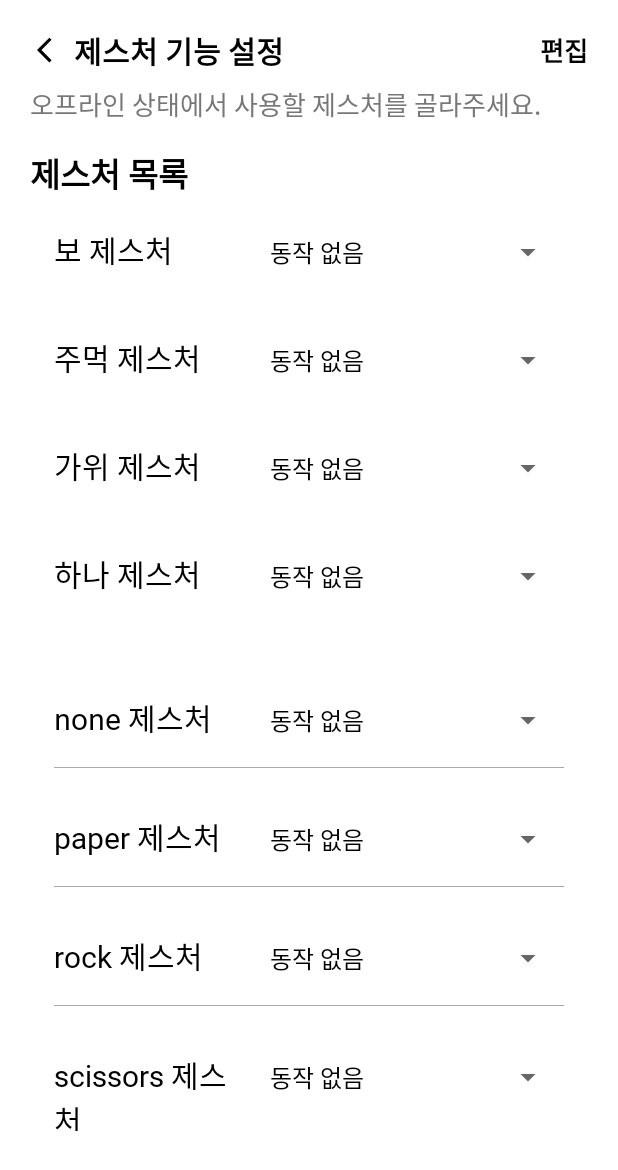
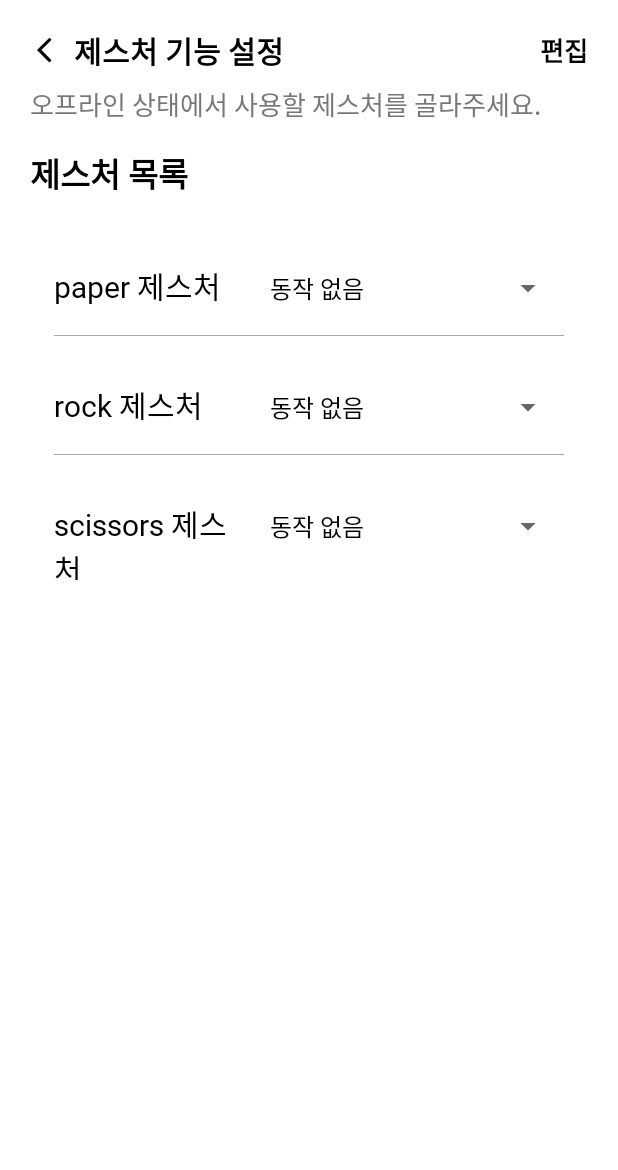
Before and after one commit to sangwoo4/gesture, an Android app built with Jetpack Compose: the GestureSettingFragment screen opened through its navigation route, on a phone screen of 412 x 824 dp. Shown: the top 1170 px of the screen. Run offline under Robolectric (Android 15) with nearby library versions, the phone set to English and light mode, and no system bars; libraries missing offline, so code that uses them is left out: org.tensorflow.lite; Roboto replaces fonts that are not available here.

Commit message:
제스처-기능 매핑 완료

```diff
--- a/android/app/src/main/java/com/square/aircommand/MainActivity.kt
+++ b/android/app/src/main/java/com/square/aircommand/MainActivity.kt
@@ -5,6 +5,8 @@ import androidx.appcompat.app.AppCompatActivity
 import androidx.navigation.fragment.NavHostFragment
 
 import com.square.aircommand.utils.ModelStorageManager
+
+// TODO: 상단 바에서 사용중 키고 끌 수 잇게 추가하자
 
 class MainActivity : AppCompatActivity() {
     override fun onCreate(savedInstanceState: Bundle?) {
--- a/android/app/src/main/java/com/square/aircommand/camera/CameraScreenTest.kt
+++ b/android/app/src/main/java/com/square/aircommand/camera/CameraScreenTest.kt
@@ -105,7 +105,7 @@ fun CameraScreenTest(
                 modifier = Modifier
                     .align(Alignment.TopCenter)
                     .padding(top = 32.dp),
-                color = Color.White,
+                color = Color.Black,
                 fontSize = 20.sp,
                 fontWeight = FontWeight.Bold
             )
--- a/android/app/src/main/java/com/square/aircommand/screens/GestureSettingFragment.kt
+++ b/android/app/src/main/java/com/square/aircommand/screens/GestureSettingFragment.kt
@@ -12,9 +12,9 @@ import com.square.aircommand.databinding.FragmentGestureSettingBinding
 import com.square.aircommand.gesture.GestureAction
 
 /**
- * 사용자가 제스처와 기능(GestureAction)을 매핑할 수 있는 화면
- * - 기본 제스처(PAPER, ROCK, SCISSORS, ONE)는 고정 Spinner 제공
- * - 사용자 학습 제스처는 gesture_labels.json 기반으로 동적으로 생성
+ * 제스처 기능 설정 화면 (GestureSettingFragment)
+ * - gesture_labels.json 파일에서 제스처 목록을 불러옴
+ * - NONE 및 UNKNOWN만 제외하고 모든 제스처 표시
  */
 class GestureSettingFragment : Fragment() {
 
@@ -26,7 +26,8 @@ class GestureSettingFragment : Fragment() {
 
     private lateinit var gestureLabelMapper: GestureLabelMapper
 
-    private val defaultGestures = listOf("PAPER", "ROCK", "SCISSORS", "ONE")
+    // 제외할 기본 제스처
+    private val excludedLabels = listOf("NONE", "UNKNOWN")
 
     override fun onCreateView(
         inflater: LayoutInflater, container: ViewGroup?,
@@ -44,33 +45,28 @@ class GestureSettingFragment : Fragment() {
         val options = resources.getStringArray(R.array.gesture_action_options)
         val noneDisplay = GestureAction.NONE.displayName
 
-        // ✅ 1. 기본 제스처 Spinner 연결
-        setupSpinner(binding.spinnerPaper, "PAPER", prefs.getString("gesture_paper_action", noneDisplay) ?: noneDisplay, "gesture_paper_action", options)
-        setupSpinner(binding.spinnerRock, "ROCK", prefs.getString("gesture_rock_action", noneDisplay) ?: noneDisplay, "gesture_rock_action", options)
-        setupSpinner(binding.spinnerScissors, "SCISSORS", prefs.getString("gesture_scissors_action", noneDisplay) ?: noneDisplay, "gesture_scissors_action", options)
-        setupSpinner(binding.spinnerOne, "ONE", prefs.getString("gesture_one_action", noneDisplay) ?: noneDisplay, "gesture_one_action", options)
-
-        // ✅ 2. 사용자 학습 제스처만 UI 추가
-        val userGestures = gestureLabelMapper.getAllLabels().values
-            .filter { it !in defaultGestures }
+        // ✅ 모든 제스처에서 NONE, UNKNOWN 제외
+        val allGestures = gestureLabelMapper.getAllLabels().values
+            .filter { it.uppercase() !in excludedLabels }
             .sorted()
 
-        for (label in userGestures) {
+        for (label in allGestures) {
             val (rowLayout, spinner) = createGestureRow(label)
             binding.customGestureContainer.addView(rowLayout)
 
-            val savedValue = prefs.getString("gesture_${label.lowercase()}_action", noneDisplay) ?: noneDisplay
-            setupSpinner(spinner, label, savedValue, "gesture_${label.lowercase()}_action", options)
+            val prefsKey = "gesture_${label.lowercase()}_action"
+            val savedValue = prefs.getString(prefsKey, noneDisplay) ?: noneDisplay
+            setupSpinner(spinner, label, savedValue, prefsKey, options)
         }
 
-        // 🔙 뒤로가기
+        // 🔙 뒤로가기 버튼 처리
         binding.backButton.setOnClickListener {
             parentFragmentManager.popBackStack()
         }
     }
 
     /**
-     * Spinner와 기능 연결 설정
+     * Spinner UI 설정 및 SharedPreferences 저장 처리
      */
     private fun setupSpinner(
         spinner: Spinner,
@@ -90,17 +86,16 @@ class GestureSettingFragment : Fragment() {
             it.setDropDownViewResource(R.layout.spinner_text)
         }
 
+        // 초기 선택값 설정
         spinner.setSelection(options.indexOf(initialValue).coerceAtLeast(0))
 
-        GestureAction.entries.firstOrNull { it.displayName == initialValue }?.let { action ->
-            if (action != GestureAction.NONE) selectedActions[label] = action
-        }
-
+        // 선택 항목에 따라 SharedPreferences 저장
         spinner.onItemSelectedListener = object : AdapterView.OnItemSelectedListener {
             override fun onItemSelected(parent: AdapterView<*>?, view: View?, position: Int, id: Long) {
                 val selectedDisplayName = options[position]
-                val selectedAction = GestureAction.entries.firstOrNull { it.displayName == selectedDisplayName }
-                    ?: GestureAction.NONE
+                val selectedAction = GestureAction.entries.firstOrNull {
+                    it.displayName == selectedDisplayName
+                } ?: GestureAction.NONE
 
                 prefs.edit().putString(prefsKey, selectedDisplayName).apply()
 
@@ -116,7 +111,7 @@ class GestureSettingFragment : Fragment() {
     }
 
     /**
-     * 사용자 정의 제스처 UI 행 생성 (TextView + Spinner)
+     * 제스처 행 동적 생성 (TextView + Spinner)
      */
     private fun createGestureRow(label: String): Pair<LinearLayout, Spinner> {
         val context = requireContext()
--- a/android/app/src/main/java/com/square/aircommand/screens/TestFragment.kt
+++ b/android/app/src/main/java/com/square/aircommand/screens/TestFragment.kt
@@ -11,7 +11,6 @@ import android.widget.Toast
 import androidx.core.app.ActivityCompat
 import androidx.core.content.ContextCompat
 import androidx.fragment.app.Fragment
-import com.square.aircommand.camera.CameraScreen
 import com.square.aircommand.camera.CameraScreenTest
 import com.square.aircommand.classifier.GestureClassifier
 import com.square.aircommand.databinding.FragmentTestBinding
--- a/android/app/src/main/res/layout/fragment_gesture_setting.xml
+++ b/android/app/src/main/res/layout/fragment_gesture_setting.xml
@@ -72,129 +72,129 @@
         app:layout_constraintStart_toStartOf="parent"
         android:layout_marginTop="16dp" />
 
-    <!-- PAPER -->
-    <LinearLayout
-        android:id="@+id/gesturePaper"
-        android:layout_width="0dp"
-        android:layout_height="wrap_content"
-        android:orientation="horizontal"
-        android:paddingVertical="12dp"
-        app:layout_constraintTop_toBottomOf="@id/installedLabel"
-        app:layout_constraintStart_toStartOf="parent"
-        app:layout_constraintEnd_toEndOf="parent"
-        android:paddingStart="16dp"
-        android:paddingEnd="16dp">
+<!--    &lt;!&ndash; PAPER &ndash;&gt;-->
+<!--    <LinearLayout-->
+<!--        android:id="@+id/gesturePaper"-->
+<!--        android:layout_width="0dp"-->
+<!--        android:layout_height="wrap_content"-->
+<!--        android:orientation="horizontal"-->
+<!--        android:paddingVertical="12dp"-->
+<!--        app:layout_constraintTop_toBottomOf="@id/installedLabel"-->
+<!--        app:layout_constraintStart_toStartOf="parent"-->
+<!--        app:layout_constraintEnd_toEndOf="parent"-->
+<!--        android:paddingStart="16dp"-->
+<!--        android:paddingEnd="16dp">-->
 
-        <TextView
-            android:layout_width="0dp"
-            android:layout_height="wrap_content"
-            android:layout_weight="1"
-            android:text="보 제스처"
-            android:textColor="@color/black"
-            android:textSize="20sp" />
+<!--        <TextView-->
+<!--            android:layout_width="0dp"-->
+<!--            android:layout_height="wrap_content"-->
+<!--            android:layout_weight="1"-->
+<!--            android:text="보 제스처"-->
+<!--            android:textColor="@color/black"-->
+<!--            android:textSize="20sp" />-->
 
-        <Spinner
-            android:id="@+id/spinnerPaper"
-            android:layout_width="wrap_content"
-            android:layout_height="wrap_content"
-            android:entries="@array/gesture_action_options"
-            android:spinnerMode="dropdown"
-            android:popupBackground="@drawable/spinner_background"
-            android:layout_marginStart="8dp" />
-    </LinearLayout>
+<!--        <Spinner-->
+<!--            android:id="@+id/spinnerPaper"-->
+<!--            android:layout_width="wrap_content"-->
+<!--            android:layout_height="wrap_content"-->
+<!--            android:entries="@array/gesture_action_options"-->
+<!--            android:spinnerMode="dropdown"-->
+<!--            android:popupBackground="@drawable/spinner_background"-->
+<!--            android:layout_marginStart="8dp" />-->
+<!--    </LinearLayout>-->
 
-    <!-- ROCK -->
-    <LinearLayout
-        android:id="@+id/gestureRock"
-        android:layout_width="0dp"
-        android:layout_height="wrap_content"
-        android:orientation="horizontal"
-        android:paddingVertical="12dp"
-        app:layout_constraintTop_toBottomOf="@id/gesturePaper"
-        app:layout_constraintStart_toStartOf="parent"
-        app:layout_constraintEnd_toEndOf="parent"
-        android:paddingStart="16dp"
-        android:paddingEnd="16dp">
+<!--    &lt;!&ndash; ROCK &ndash;&gt;-->
+<!--    <LinearLayout-->
+<!--        android:id="@+id/gestureRock"-->
+<!--        android:layout_width="0dp"-->
+<!--        android:layout_height="wrap_content"-->
+<!--        android:orientation="horizontal"-->
+<!--        android:paddingVertical="12dp"-->
+<!--        app:layout_constraintTop_toBottomOf="@id/gesturePaper"-->
+<!--        app:layout_constraintStart_toStartOf="parent"-->
+<!--        app:layout_constraintEnd_toEndOf="parent"-->
+<!--        android:paddingStart="16dp"-->
+<!--        android:paddingEnd="16dp">-->
 
-        <TextView
-            android:layout_width="0dp"
-            android:layout_height="wrap_content"
-            android:layout_weight="1"
-            android:text="주먹 제스처"
-            android:textColor="@color/black"
-            android:textSize="20sp" />
+<!--        <TextView-->
+<!--            android:layout_width="0dp"-->
+<!--            android:layout_height="wrap_content"-->
+<!--            android:layout_weight="1"-->
+<!--            android:text="주먹 제스처"-->
+<!--            android:textColor="@color/black"-->
+<!--            android:textSize="20sp" />-->
 
-        <Spinner
-            android:id="@+id/spinnerRock"
-            android:layout_width="wrap_content"
-            android:layout_height="wrap_content"
-            android:entries="@array/gesture_action_options"
-            android:spinnerMode="dropdown"
-            android:popupBackground="@drawable/spinner_background"
-            android:layout_marginStart="8dp" />
-    </LinearLayout>
+<!--        <Spinner-->
+<!--            android:id="@+id/spinnerRock"-->
+<!--            android:layout_width="wrap_content"-->
+<!--            android:layout_height="wrap_content"-->
+<!--            android:entries="@array/gesture_action_options"-->
+<!--            android:spinnerMode="dropdown"-->
+<!--            android:popupBackground="@drawable/spinner_background"-->
+<!--            android:layout_marginStart="8dp" />-->
+<!--    </LinearLayout>-->
 
-    <!-- SCISSORS -->
-    <LinearLayout
-        android:id="@+id/gestureScissors"
-        android:layout_width="0dp"
-        android:layout_height="wrap_content"
-        android:orientation="horizontal"
-        android:paddingVertical="12dp"
-        app:layout_constraintTop_toBottomOf="@id/gestureRock"
-        app:layout_constraintStart_toStartOf="parent"
-        app:layout_constraintEnd_toEndOf="parent"
-        android:paddingStart="16dp"
-        android:paddingEnd="16dp">
+<!--    &lt;!&ndash; SCISSORS &ndash;&gt;-->
+<!--    <LinearLayout-->
+<!--        android:id="@+id/gestureScissors"-->
+<!--        android:layout_width="0dp"-->
+<!--        android:layout_height="wrap_content"-->
+<!--        android:orientation="horizontal"-->
+<!--        android:paddingVertical="12dp"-->
+<!--        app:layout_constraintTop_toBottomOf="@id/gestureRock"-->
+<!--        app:layout_constraintStart_toStartOf="parent"-->
+<!--        app:layout_constraintEnd_toEndOf="parent"-->
+<!--        android:paddingStart="16dp"-->
+<!--        android:paddingEnd="16dp">-->
 
-        <TextView
-            android:layout_width="0dp"
-            android:layout_height="wrap_content"
-            android:layout_weight="1"
-            android:text="가위 제스처"
-            android:textColor="@color/black"
-            android:textSize="20sp" />
+<!--        <TextView-->
+<!--            android:layout_width="0dp"-->
+<!--            android:layout_height="wrap_content"-->
+<!--            android:layout_weight="1"-->
+<!--            android:text="가위 제스처"-->
+<!--            android:textColor="@color/black"-->
+<!--            android:textSize="20sp" />-->
 
-        <Spinner
-            android:id="@+id/spinnerScissors"
-            android:layout_width="wrap_content"
-            android:layout_height="wrap_content"
-            android:entries="@array/gesture_action_options"
-            android:spinnerMode="dropdown"
-            android:popupBackground="@drawable/spinner_background"
-            android:layout_marginStart="8dp" />
-    </LinearLayout>
+<!--        <Spinner-->
+<!--            android:id="@+id/spinnerScissors"-->
+<!--            android:layout_width="wrap_content"-->
+<!--            android:layout_height="wrap_content"-->
+<!--            android:entries="@array/gesture_action_options"-->
+<!--            android:spinnerMode="dropdown"-->
+<!--            android:popupBackground="@drawable/spinner_background"-->
+<!--            android:layout_marginStart="8dp" />-->
+<!--    </LinearLayout>-->
 
-    <!-- ONE -->
-    <LinearLayout
-        android:id="@+id/gestureOne"
-        android:layout_width="0dp"
-        android:layout_height="wrap_content"
-        android:orientation="horizontal"
-        android:paddingVertical="12dp"
-        app:layout_constraintTop_toBottomOf="@id/gestureScissors"
-        app:layout_constraintStart_toStartOf="parent"
-        app:layout_constraintEnd_toEndOf="parent"
-        android:paddingStart="16dp"
-        android:paddingEnd="16dp">
+<!--    &lt;!&ndash; ONE &ndash;&gt;-->
+<!--    <LinearLayout-->
+<!--        android:id="@+id/gestureOne"-->
+<!--        android:layout_width="0dp"-->
+<!--        android:layout_height="wrap_content"-->
+<!--        android:orientation="horizontal"-->
+<!--        android:paddingVertical="12dp"-->
+<!--        app:layout_constraintTop_toBottomOf="@id/gestureScissors"-->
+<!--        app:layout_constraintStart_toStartOf="parent"-->
+<!--        app:layout_constraintEnd_toEndOf="parent"-->
+<!--        android:paddingStart="16dp"-->
+<!--        android:paddingEnd="16dp">-->
 
-        <TextView
-            android:layout_width="0dp"
-            android:layout_height="wrap_content"
-            android:layout_weight="1"
-            android:text="하나 제스처"
-            android:textColor="@color/black"
-            android:textSize="20sp" />
+<!--        <TextView-->
+<!--            android:layout_width="0dp"-->
+<!--            android:layout_height="wrap_content"-->
+<!--            android:layout_weight="1"-->
+<!--            android:text="하나 제스처"-->
+<!--            android:textColor="@color/black"-->
+<!--            android:textSize="20sp" />-->
 
-        <Spinner
-            android:id="@+id/spinnerOne"
-            android:layout_width="wrap_content"
-            android:layout_height="wrap_content"
-            android:entries="@array/gesture_action_options"
-            android:spinnerMode="dropdown"
-            android:popupBackground="@drawable/spinner_background"
-            android:layout_marginStart="8dp" />
-    </LinearLayout>
+<!--        <Spinner-->
+<!--            android:id="@+id/spinnerOne"-->
+<!--            android:layout_width="wrap_content"-->
+<!--            android:layout_height="wrap_content"-->
+<!--            android:entries="@array/gesture_action_options"-->
+<!--            android:spinnerMode="dropdown"-->
+<!--            android:popupBackground="@drawable/spinner_background"-->
+<!--            android:layout_marginStart="8dp" />-->
+<!--    </LinearLayout>-->
 
 
     <!-- 사용자 정의 제스처 영역 -->
@@ -207,7 +207,7 @@
         android:showDividers="middle"
         android:paddingTop="12dp"
         android:paddingBottom="24dp"
-        app:layout_constraintTop_toBottomOf="@id/gestureOne"
+        app:layout_constraintTop_toBottomOf="@id/installedLabel"
         app:layout_constraintStart_toStartOf="parent"
         app:layout_constraintEnd_toEndOf="parent"
         android:paddingStart="16dp"
```
